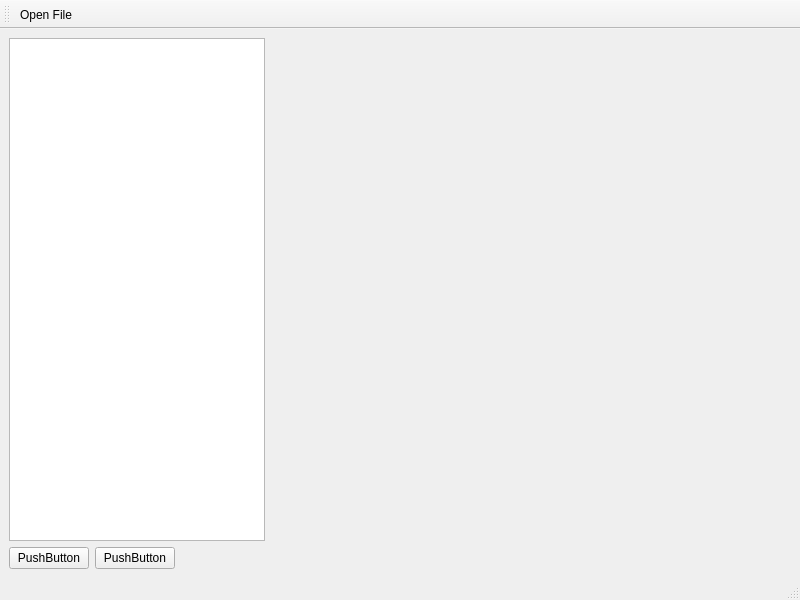
Old version of the form Worksheet7/Ex3_VR_Widget/mainwindow.ui in the repository eeyae8/2023_GROUP_4.
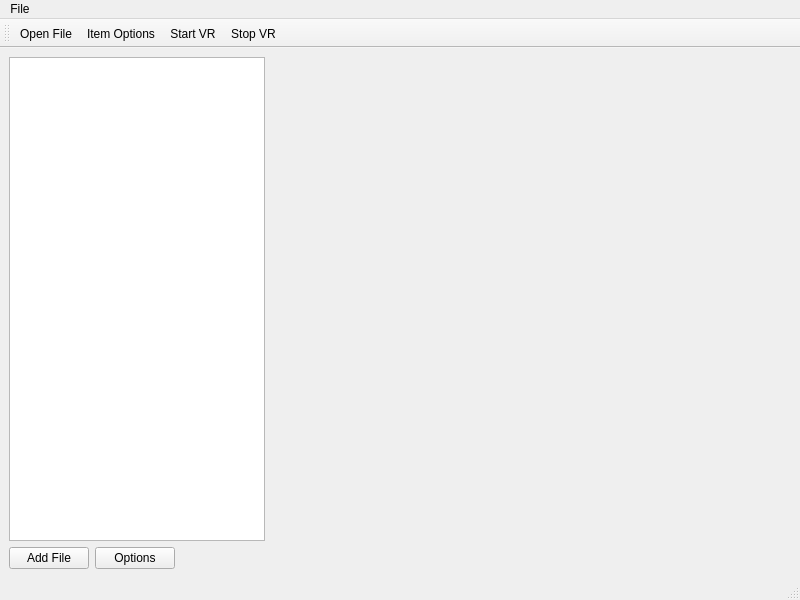
New version of the form. Icons and pictures are not drawn. Custom widgets are drawn as their Qt base class.

The edit to the form file:
```diff
--- a/Worksheet7/Ex3_VR_Widget/mainwindow.ui
+++ b/Worksheet7/Ex3_VR_Widget/mainwindow.ui
@@ -45,16 +45,22 @@
     <item>
      <layout class="QHBoxLayout" name="horizontalLayout_2">
       <item>
-       <widget class="QPushButton" name="pushButton">
+       <widget class="QPushButton" name="pushButton_1">
+        <property name="sizePolicy">
+         <sizepolicy hsizetype="Minimum" vsizetype="Fixed">
+          <horstretch>0</horstretch>
+          <verstretch>0</verstretch>
+         </sizepolicy>
+        </property>
         <property name="text">
-         <string>PushButton</string>
+         <string>Add File</string>
         </property>
        </widget>
       </item>
       <item>
        <widget class="QPushButton" name="pushButton_2">
         <property name="text">
-         <string>PushButton</string>
+         <string>Options</string>
         </property>
        </widget>
       </item>
@@ -81,9 +87,19 @@
      <x>0</x>
      <y>0</y>
      <width>800</width>
-     <height>17</height>
+     <height>22</height>
     </rect>
    </property>
+   <widget class="QMenu" name="menuFile">
+    <property name="title">
+     <string>File</string>
+    </property>
+    <addaction name="actionOpen_File"/>
+    <addaction name="actionItem_Options"/>
+    <addaction name="actionStart_VR"/>
+    <addaction name="actionStop_VR"/>
+   </widget>
+   <addaction name="menuFile"/>
   </widget>
   <widget class="QStatusBar" name="statusbar"/>
   <widget class="QToolBar" name="toolBar">
@@ -97,6 +113,9 @@
     <bool>false</bool>
    </attribute>
    <addaction name="actionOpen_File"/>
+   <addaction name="actionItem_Options"/>
+   <addaction name="actionStart_VR"/>
+   <addaction name="actionStop_VR"/>
   </widget>
   <action name="actionOpen_File">
    <property name="text">
@@ -108,7 +127,34 @@
   </action>
   <action name="actionItem_Options">
    <property name="text">
-    <string>Properties</string>
+    <string>Item Options</string>
+   </property>
+   <property name="toolTip">
+    <string>Item Options</string>
+   </property>
+   <property name="menuRole">
+    <enum>QAction::NoRole</enum>
+   </property>
+  </action>
+  <action name="actionStart_VR">
+   <property name="icon">
+    <iconset resource="icons.qrc">
+     <normaloff>:/Icons/icons/startVR.png</normaloff>:/Icons/icons/startVR.png</iconset>
+   </property>
+   <property name="text">
+    <string>Start VR</string>
+   </property>
+   <property name="menuRole">
+    <enum>QAction::NoRole</enum>
+   </property>
+  </action>
+  <action name="actionStop_VR">
+   <property name="icon">
+    <iconset resource="icons.qrc">
+     <normaloff>:/Icons/icons/stopVR.png</normaloff>:/Icons/icons/stopVR.png</iconset>
+   </property>
+   <property name="text">
+    <string>Stop VR</string>
    </property>
    <property name="menuRole">
     <enum>QAction::NoRole</enum>
```
Left out of the diff: 14 changed lines with no effect on the pictures.
